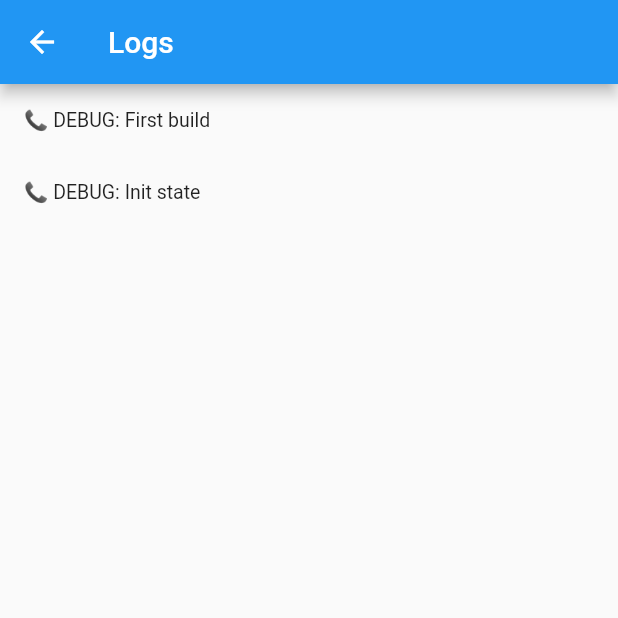
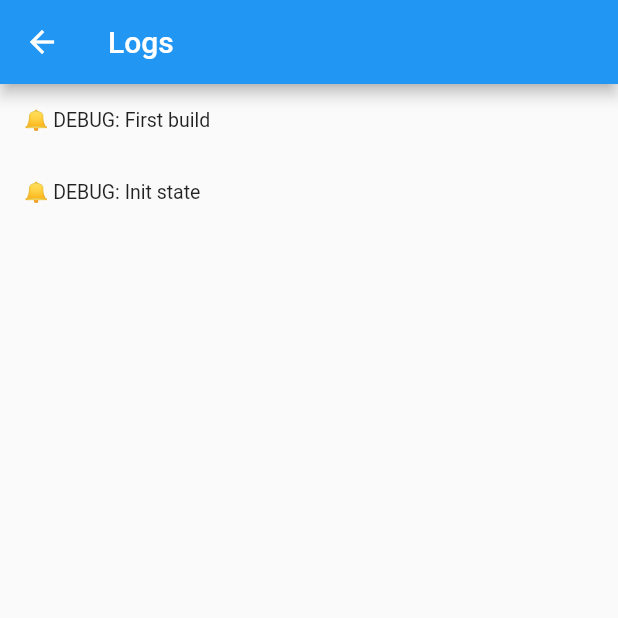
Before and after one commit to synw/err, a Flutter app: the screen it shows after launch, after a tap on the "insert drive file" icon, on a phone screen of 412 x 824 dp, the top half of it. Run offline on Flutter 3.47's test engine with Material 2 defaults, Android fonts, the phone set to English and light mode, and no system bars; our stand-ins replace flushbar, fluttertoast, logger.

```diff
--- a/lib/src/device_console.dart
+++ b/lib/src/device_console.dart
@@ -4,7 +4,7 @@ import 'err.dart';
 /// On device log page
 class DeviceConsolePage extends StatelessWidget {
   /// Provide a [logger]
-  DeviceConsolePage(this.logger);
+  const DeviceConsolePage(this.logger);
 
   /// The logger to use
   final ErrRouter logger;
--- a/lib/src/err.dart
+++ b/lib/src/err.dart
@@ -1,79 +1,55 @@
+import 'package:flushbar/flushbar.dart';
 import 'package:flutter/material.dart';
-import 'package:flushbar/flushbar.dart';
 import 'package:fluttertoast/fluttertoast.dart';
 import 'package:logger/logger.dart';
+
+import 'console.dart';
 import 'types.dart';
-import 'console.dart';
 
 /// The error router
 class ErrRouter {
-  /// The main constructor: provides default routes to console. Set your
-  /// routes using the parameters
-  ErrRouter(
-      {this.criticalRoute,
-      this.errorRoute,
-      this.warningRoute,
-      this.infoRoute,
-      this.debugRoute,
-      this.terminalColors = false,
-      this.deviceConsole = false}) {
-    criticalRoute = criticalRoute ?? [ErrRoute.console];
-    errorRoute = errorRoute ?? [ErrRoute.console];
-    warningRoute = warningRoute ?? [ErrRoute.console];
-    infoRoute = infoRoute ?? [ErrRoute.console];
-    debugRoute = debugRoute ?? [ErrRoute.console];
-    _errorRoutes = {
-      ErrType.critical: criticalRoute,
-      ErrType.error: errorRoute,
-      ErrType.warning: warningRoute,
-      ErrType.info: infoRoute,
-      ErrType.debug: debugRoute,
-    };
-    _logger = Logger(printer: ConsolePrinter(methodCount: 8, skipMethods: 3));
-  }
+  /// The main constructor: provide the [channel]
+  ErrRouter({
+    @required this.channel,
+    this.deviceConsole = false,
+    this.maxDeviceConsoleMessages = 100,
+  }) : _logger =
+            Logger(printer: ConsolePrinter(methodCount: 8, skipMethods: 3));
 
-  /// Destinations for the critical errors
-  List<ErrRoute> criticalRoute;
-
-  /// Destinations for the errors
-  List<ErrRoute> errorRoute;
-
-  /// Destinations for the warnings
-  List<ErrRoute> warningRoute;
-
-  /// Destination for the info messages
-  List<ErrRoute> infoRoute;
-
-  /// Destination for the debug messages
-  List<ErrRoute> debugRoute;
-
-  /// Use a terminal tha support colored emojis
-  bool terminalColors;
+  /// The error channel
+  ErrChannel channel;
 
   /// Use the on device console
   bool deviceConsole;
 
-  Map<ErrType, List<ErrRoute>> _errorRoutes;
-  Logger _logger;
+  /// The maximum number of messages for the on device console
+  int maxDeviceConsoleMessages;
+
+  final Logger _logger;
   final _messages = <String>[];
 
   /// The logged messages for device console
   List<String> get messages => _messages;
 
   /// A critical error
+  ///
+  /// An error or exception can be passed to [err]
   Future<void> critical(String msg, {dynamic err}) async {
-    /// An error or exception can be passed to [err]
-    if (msg == null) throw (ArgumentError.notNull());
+    if (msg == null) {
+      throw ArgumentError.notNull();
+    }
     _dispatch(ErrType.critical, msg: msg, errorOrException: err);
   }
 
   /// A critical error
   ///
   /// Will stay on screen until dismissed.
+  /// An error or exception can be passed to [err]
   Future<void> criticalScreen(String msg,
       {@required BuildContext context, dynamic err}) async {
-    /// An error or exception can be passed to [err]
-    if (msg == null) throw (ArgumentError.notNull());
+    if (msg == null) {
+      throw ArgumentError.notNull();
+    }
     _dispatch(ErrType.critical,
         msg: msg, errorOrException: err, toScreen: true, context: context);
   }
@@ -81,17 +57,21 @@ class ErrRouter {
   /// An error message
   Future<void> error(String msg, {dynamic err}) async {
     /// An error or exception can be passed to [err]
-    if (msg == null) throw (ArgumentError.notNull());
+    if (msg == null) {
+      throw ArgumentError.notNull();
+    }
     _dispatch(ErrType.error, msg: msg, errorOrException: err);
   }
 
   /// An error message
   ///
   /// Will stay on screen until dismissed.
+  /// An error or exception can be passed to [err]
   Future<void> errorScreen(String msg,
       {@required BuildContext context, dynamic err}) async {
-    /// An error or exception can be passed to [err]
-    if (msg == null) throw (ArgumentError.notNull());
+    if (msg == null) {
+      throw ArgumentError.notNull();
+    }
     _dispatch(ErrType.error,
         msg: msg, errorOrException: err, context: context, toScreen: true);
   }
@@ -100,28 +80,35 @@ class ErrRouter {
   ///
   /// Will stay on screen for 5 seconds
   Future<void> errorFlash(String msg) async {
-    if (msg == null) throw (ArgumentError.notNull());
+    if (msg == null) {
+      throw ArgumentError.notNull();
+    }
     _dispatch(ErrType.error,
         msg: msg, toScreen: true, flash: true, timeOnScreen: 5);
   }
 
   /// A warning from a message.
+  ///
+  /// An error or exception can be passed to [err]
   Future<void> warning(String msg, {dynamic err}) async {
-    /// An error or exception can be passed to [err]
-    if (msg == null) throw (ArgumentError.notNull());
+    if (msg == null) {
+      throw ArgumentError.notNull();
+    }
     _dispatch(ErrType.warning, msg: msg, errorOrException: err);
   }
 
   /// A warning from a message.
   ///
   /// Will stay on the screen until dismissed
+  /// A [context] has to be provided for the message to print on device screen
+  /// If [short] is true it will stay on screen only for 3 seconds, if false
+  /// it will stay until dismissed. An error or exception can be passed
+  /// to [err]
   Future<void> warningScreen(String msg,
       {@required BuildContext context, dynamic err, bool short = true}) async {
-    /// A [context] has to be provided for the message to print on device screen
-    /// If [short] is true it will stay on screen only for 3 seconds, if false
-    /// it will stay until dismissed. An error or exception can be passed
-    /// to [err]
-    if (msg == null) throw (ArgumentError.notNull());
+    if (msg == null) {
+      throw ArgumentError.notNull();
+    }
     _dispatch(ErrType.warning,
         msg: msg,
         errorOrException: err,
@@ -134,25 +121,34 @@ class ErrRouter {
   ///
   /// Will stay on screen for 3 seconds
   Future<void> warningFlash(String msg) async {
-    if (msg == null) throw (ArgumentError.notNull());
+    if (msg == null) {
+      throw ArgumentError.notNull();
+    }
     _dispatch(ErrType.warning,
         msg: msg, toScreen: true, flash: true, timeOnScreen: 3);
   }
 
   /// An info message.
   Future<void> info(String msg) async {
-    if (msg == null) throw (ArgumentError.notNull());
+    if (msg == null) {
+      throw ArgumentError.notNull();
+    }
     _dispatch(ErrType.info, msg: msg);
   }
 
   /// An info message.
+  ///
+  /// A [context] has to be provided for the message to print on device screen
+  /// If [short] is true it will stay on screen only for 3 seconds, if false
+  /// it will stay until dismissed
   Future<void> infoScreen(String msg,
       {@required BuildContext context, bool short = true}) async {
-    /// A [context] has to be provided for the message to print on device screen
-    /// If [short] is true it will stay on screen only for 3 seconds, if false
-    /// it will stay until dismissed
-    if (msg == null) throw (ArgumentError.notNull());
-    if (context == null) throw (ArgumentError.notNull());
+    if (msg == null) {
+      throw ArgumentError.notNull();
+    }
+    if (context == null) {
+      throw ArgumentError.notNull();
+    }
     _dispatch(ErrType.info,
         msg: msg, short: short, toScreen: true, context: context);
   }
@@ -161,23 +157,30 @@ class ErrRouter {
   ///
   /// Will stay on the screen for 1 second
   Future<void> infoFlash(String msg) async {
-    if (msg == null) throw (ArgumentError.notNull());
+    if (msg == null) {
+      throw ArgumentError.notNull();
+    }
     _dispatch(ErrType.info, msg: msg, toScreen: true, flash: true);
   }
 
   /// An debug message
   Future<void> debug(String msg, {dynamic err}) async {
     /// An error or exception can be passed to [err]
-    if (msg == null) throw (ArgumentError.notNull());
+    if (msg == null) {
+      throw ArgumentError.notNull();
+    }
     _dispatch(ErrType.debug, msg: msg, errorOrException: err);
   }
 
   /// An debug message sent to the screen
+  ///
+  /// An error or exception can be passed to [err]. Will stay until dismissed
+  /// or if [short] is true it will stay for 3 seconds on screen
   Future<void> debugScreen(String msg,
       {@required BuildContext context, dynamic err, bool short = false}) async {
-    /// An error or exception can be passed to [err]. Will stay until dismissed
-    /// or if [short] is true it will stay for 3 seconds on screen
-    if (msg == null) throw (ArgumentError.notNull());
+    if (msg == null) {
+      throw ArgumentError.notNull();
+    }
     _dispatch(ErrType.debug,
         msg: msg,
         short: short,
@@ -190,14 +193,14 @@ class ErrRouter {
   ///
   /// Will stay on the screen for 1 second
   Future<void> debugFlash(String msg) async {
-    if (msg == null) throw (ArgumentError.notNull());
+    if (msg == null) {
+      throw ArgumentError.notNull();
+    }
     _dispatch(ErrType.debug, toScreen: true, msg: msg, flash: true);
   }
 
   /// An alias for infoFlash
-  Future<void> flash(String msg) async {
-    await infoFlash(msg);
-  }
+  Future<void> flash(String msg) => infoFlash(msg);
 
   void _dispatch(ErrType _errType,
       {BuildContext context,
@@ -207,21 +210,26 @@ class ErrRouter {
       bool flash = false,
       int timeOnScreen = 1,
       bool toScreen = false}) {
-    String _errMsg = _getErrMessage(
+    if (channel == ErrChannel.production) {
+      if (_errType == ErrType.debug) {
+        return;
+      }
+    }
+    final _errMsg = _getErrMessage(
       msg,
       errorOrException,
     );
     if (deviceConsole) {
       _messages.insert(0, _formatErrMsg(_errType, _errMsg));
+      if (_messages.length > maxDeviceConsoleMessages) {
+        _messages.removeLast();
+      }
     }
-    if (_errorRoutes[_errType].contains(ErrRoute.blackHole)) {
-      return null;
-    }
-    if (_errorRoutes[_errType].contains(ErrRoute.console)) {
+    if (channel == ErrChannel.dev) {
       _consoleLog(_errType, _errMsg);
     }
-    if (_errorRoutes[_errType].contains(ErrRoute.screen) && toScreen == true) {
-      _Err err = _buildScreenMessage(_errType, _errMsg, errorOrException,
+    if (toScreen) {
+      final err = _buildScreenMessage(_errType, _errMsg, errorOrException,
           short: short, flash: flash, timeOnScreen: timeOnScreen);
       _popMsg(err: err, context: context);
     }
@@ -232,7 +240,7 @@ class ErrRouter {
       {bool short = false, bool flash = false, int timeOnScreen}) {
     switch (flash) {
       case true:
-        var colors = _getColors(_errType);
+        final colors = _getColors(_errType);
         return _Err(
             msg: _errMsg,
             type: _errType,
@@ -278,42 +286,37 @@ class ErrRouter {
     }
   }
 
-  void _printErr(ErrType _errType, String _errMsg) {
-    String msg = _formatErrMsg(_errType, _errMsg);
-    print(msg);
-  }
+  void _printErr(ErrType _errType, String _errMsg) =>
+      print(_formatErrMsg(_errType, _errMsg));
 
   String _formatErrMsg(ErrType _errType, String _errMsg) {
     String msg;
     switch (_errType) {
       case ErrType.critical:
-        bool hasBar = (_errMsg.length > 65 || _errMsg.contains("\n"));
+        final hasBar = _errMsg.length > 65 || _errMsg.contains("\n");
         String endStr;
         hasBar ? endStr = "\n➖➖➖➖➖➖➖➖" : endStr = "";
-        String icon;
-        terminalColors ? icon = "✖️ " : icon = "✖️✖️✖️";
+        const icon = "🔴";
         msg = "$icon CRITICAL: $_errMsg$endStr";
         break;
       case ErrType.error:
-        bool hasBar = (_errMsg.length > 65 || _errMsg.contains("\n"));
+        final hasBar = _errMsg.length > 65 || _errMsg.contains("\n");
         String endStr;
-        String icon;
-        terminalColors ? icon = "🔴" : icon = "⏺⏺⏺";
+        const icon = "⭕";
         hasBar ? endStr = "\n➖➖➖➖➖➖➖➖" : endStr = "";
         msg = "$icon ERROR: $_errMsg$endStr";
         break;
       case ErrType.warning:
-        String icon;
-        terminalColors ? icon = "⚠️ " : icon = "⏹ ⚠️";
+        const icon = "❗";
         msg = "$icon WARNING: $_errMsg";
         break;
       case ErrType.info:
-        String icon;
-        terminalColors ? icon = "🔔" : icon = "▶️";
+        const icon = "ℹ️";
         msg = "$icon INFO: $_errMsg";
         break;
       case ErrType.debug:
-        msg = "📞 DEBUG: $_errMsg";
+        const icon = "🔔";
+        msg = "$icon DEBUG: $_errMsg";
         break;
       default:
         msg = "$_errMsg";
@@ -323,12 +326,12 @@ class ErrRouter {
 
   Flushbar _buildFlushbar(ErrType _errType, String _errMsg,
       {bool short = false}) {
-    var colors = _getColors(_errType);
+    final colors = _getColors(_errType);
     IconData _icon;
-    Color _backgroundColor = colors["background_color"];
-    Color _iconColor = Colors.white;
+    final _backgroundColor = colors["background_color"];
+    var _iconColor = Colors.white;
     Color _leftBarIndicatorColor;
-    Color _textColor = colors["text_color"];
+    final _textColor = colors["text_color"];
     switch (_errType) {
       case ErrType.critical:
         _icon = Icons.error;
@@ -352,7 +355,7 @@ class ErrRouter {
         break;
     }
     return Flushbar(
-      duration: short ? Duration(seconds: 5) : Duration(days: 365),
+      duration: short ? const Duration(seconds: 5) : const Duration(days: 365),
       icon: Icon(
         _icon,
         color: _iconColor,
@@ -374,8 +377,8 @@ class ErrRouter {
   }
 
   Map<String, Color> _getColors(ErrType _errType) {
-    Color _backgroundColor = Colors.black;
-    Color _textColor = Colors.white;
+    var _backgroundColor = Colors.black;
+    var _textColor = Colors.white;
     switch (_errType) {
       case ErrType.critical:
         _backgroundColor = Colors.black;
@@ -401,7 +404,7 @@ class ErrRouter {
   }
 
   String _getErrMessage(String _message, dynamic _errorOrException) {
-    String _endMsg = "";
+    var _endMsg = "";
     if (_message != null) {
       _endMsg = _message;
       if (_errorOrException != null) _endMsg += "\n\n";
@@ -453,8 +456,8 @@ class _Err {
     if (flushbar != null) {
       if (context == null) {
         throw ArgumentError(
-            "Pass the context to show if you use anything other " +
-                "than flash messages");
+            "Pass the context to show if you use anything other "
+            "than flash messages");
       }
       flushbar.show(context);
       return;
@@ -466,8 +469,8 @@ class _ShortToast {
   _ShortToast(
       {@required this.backgroundColor,
       @required this.textColor,
-      this.timeOnScreen,
-      @required this.errMsg});
+      @required this.errMsg,
+      this.timeOnScreen});
 
   final Color backgroundColor;
   final Color textColor;
--- a/lib/src/types.dart
+++ b/lib/src/types.dart
@@ -1,13 +1,10 @@
-/// Error route destination
-enum ErrRoute {
-  /// The terminal route
-  console,
+/// The error channels
+enum ErrChannel {
+  /// The developpement channel
+  dev,
 
-  /// Route for screen and flash messages
-  screen,
-
-  /// Route to nowhere: silently swallow the messages
-  blackHole
+  /// The production channel
+  production
 }
 
 /// The error channels
```
Also changed, not shown: lib/src/console.dart (+5 -6 lines).
